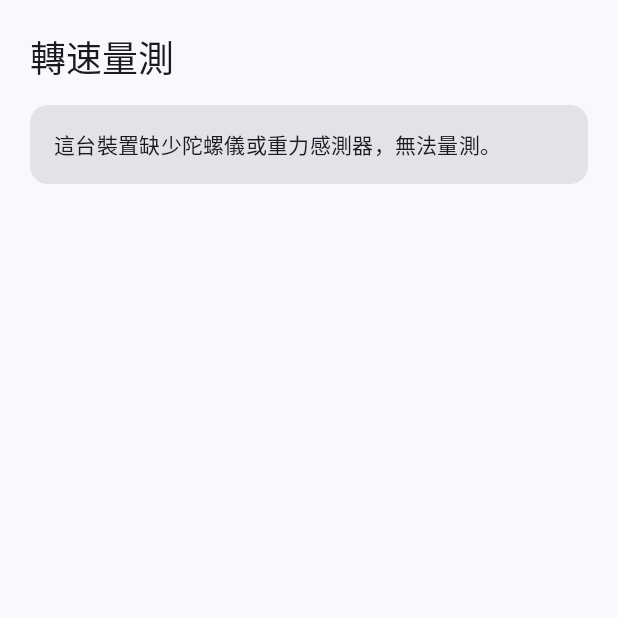
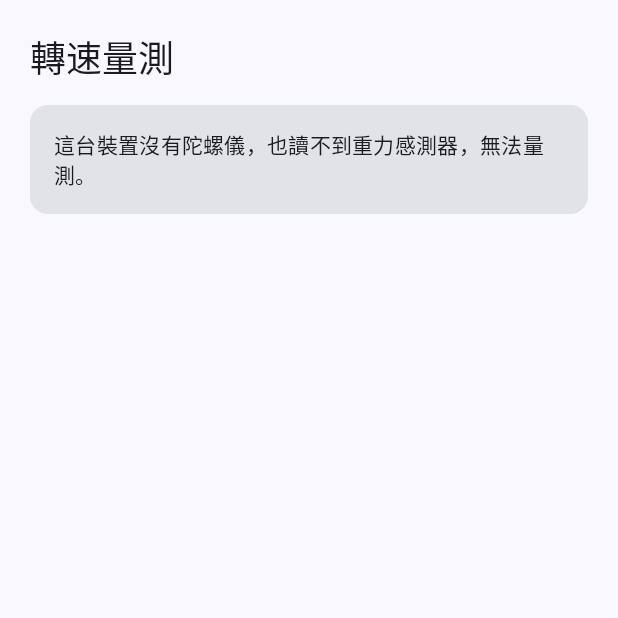
Before and after one commit to RogerH0711/TurntableRPM, an Android app built with Jetpack Compose: the screen it shows after launch (MainActivity), on a phone screen of 412 x 824 dp, the top half of it. Run offline under Robolectric (Android 15) with nearby library versions, the phone set to English and light mode, and no system bars.

Commit message:
Android：沒有陀螺儀的裝置要指名說清楚
換到 Sony Xperia XA2 Ultra（H4233）測試才發現：這支沒有陀螺儀。
只有 BMA255 加速度計與 AK09916C 磁力計，Gravity / Linear Acceleration /
Rotation Vector 全是 Qualcomm 從那兩者算出來的虛擬感測器 —— 沒有真的角速度來源。

原本的訊息「缺少陀螺儀或重力感測器」太含糊：這支其實有重力感測器（融合的），
缺的只有陀螺儀。改成指名哪一個缺席，並說明那是硬體限制不是 bug、
用加速度計或磁力計都替代不了。

順帶：Compose 的 Text 不吃 markdown，訊息裡的 ** 會原樣顯示出來，已改成純文字。

兩份 README 加上相容性一節 —— 這是 iOS 版從來不必交代的限制，
每一支 iPhone 都有陀螺儀，Android 中階機常常省掉。

Co-Authored-By: Claude Opus 5 <noreply@anthropic.com>

```diff
--- a/android/app/src/main/java/com/roger/turntablerpm/MainActivity.kt
+++ b/android/app/src/main/java/com/roger/turntablerpm/MainActivity.kt
@@ -73,6 +73,7 @@ private fun AppRoot(modifier: Modifier = Modifier) {
         Screen.Measure -> MeasurementScreen(
             state = state,
             available = engine.isAvailable,
+            unavailableReason = engine.unavailableReason,
             onStart = { engine.start() },
             onStop = { engine.stop() },
             onOpenDiagnostics = { screen = Screen.Diagnostics },
--- a/android/app/src/main/java/com/roger/turntablerpm/sensor/SensorEngine.kt
+++ b/android/app/src/main/java/com/roger/turntablerpm/sensor/SensorEngine.kt
@@ -116,6 +116,31 @@ class SensorEngine(context: Context) : SensorEventListener {
     val state: StateFlow<EngineState> = _state.asStateFlow()
 
     val isAvailable: Boolean get() = gyroscope != null && gravity != null
+
+    /**
+     * 為什麼不能量。**要指名是哪一個感測器缺席。**
+     *
+     * 不是每一支 Android 手機都有陀螺儀 —— 中階機常常省掉，這是 iOS 端從來不必
+     * 交代的限制（每一支 iPhone 都有）。實測 Sony Xperia XA2 Ultra（H4233）：
+     * 只有 BMA255 加速度計與 AK09916C 磁力計，Gravity / Rotation Vector 都是
+     * Qualcomm 從那兩者算出來的**虛擬**感測器。沒有真的角速度來源，這個 app 就跑不了。
+     *
+     * 用磁力計的方位角微分來代替？iOS 端證實那條路會被每圈一次的空間磁場失真蓋掉
+     * （見 CLAUDE.md 坑 13–15），而且這台的磁力計上限只有 50 Hz。不可行。
+     */
+    val unavailableReason: String?
+        get() = when {
+            gyroscope == null && gravity == null ->
+                "這台裝置沒有陀螺儀，也讀不到重力感測器，無法量測。"
+            gyroscope == null ->
+                // Compose 的 Text 不吃 markdown，這裡是純文字。
+                "這台裝置沒有陀螺儀。不是每一支 Android 手機都有 —— 中階機常常省掉。\n\n" +
+                    "這個 app 靠陀螺儀量自轉角速度，沒有它就沒有辦法量，" +
+                    "用加速度計或磁力計都替代不了。請換一支有陀螺儀的手機。"
+            gravity == null ->
+                "這台裝置讀不到重力或加速度感測器，無法量測。"
+            else -> null
+        }
 
     /**
      * @param samplingPeriodUs 給 HAL 的**建議**取樣週期。10000 = 100 Hz，與 iOS 對齊。
--- a/android/app/src/main/java/com/roger/turntablerpm/ui/MeasurementScreen.kt
+++ b/android/app/src/main/java/com/roger/turntablerpm/ui/MeasurementScreen.kt
@@ -42,6 +42,7 @@ private val Green = Color(0xFF2E7D32)
 fun MeasurementScreen(
     state: EngineState,
     available: Boolean,
+    unavailableReason: String? = null,
     onStart: () -> Unit,
     onStop: () -> Unit,
     onOpenDiagnostics: () -> Unit,
@@ -60,7 +61,7 @@ fun MeasurementScreen(
         if (!available) {
             Card(Modifier.fillMaxWidth()) {
                 Text(
-                    "這台裝置缺少陀螺儀或重力感測器，無法量測。",
+                    unavailableReason ?: "這台裝置缺少陀螺儀或重力感測器，無法量測。",
                     Modifier.padding(16.dp),
                     style = MaterialTheme.typography.bodyMedium,
                 )
```
Also changed, not shown: 2 other files.
